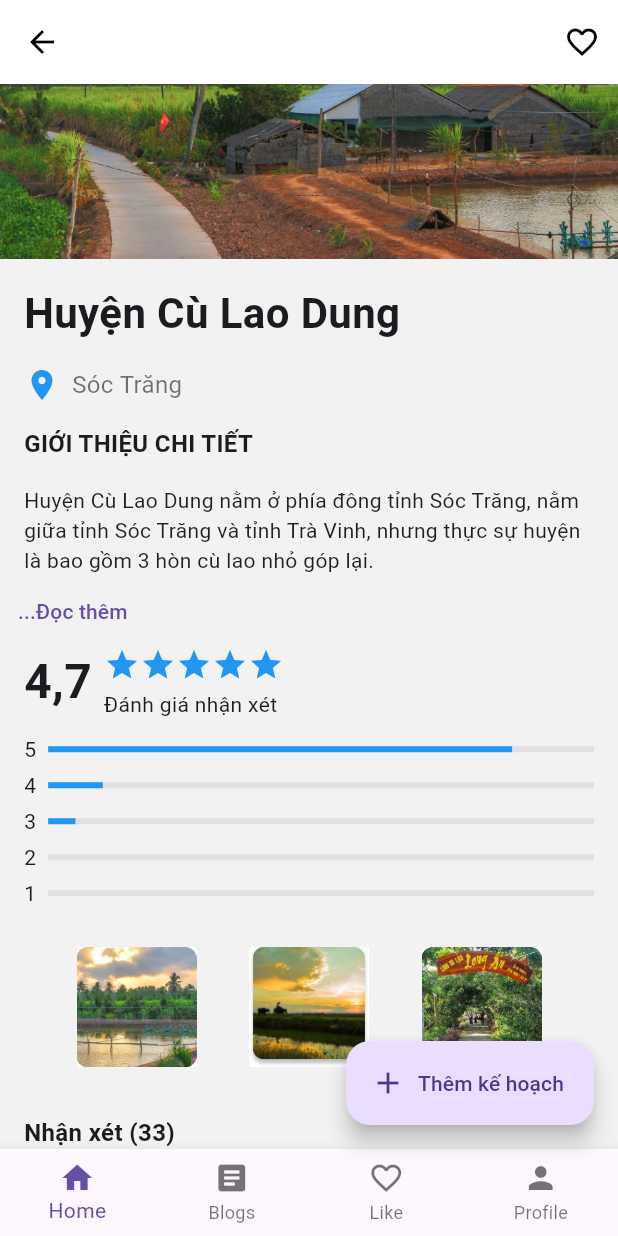
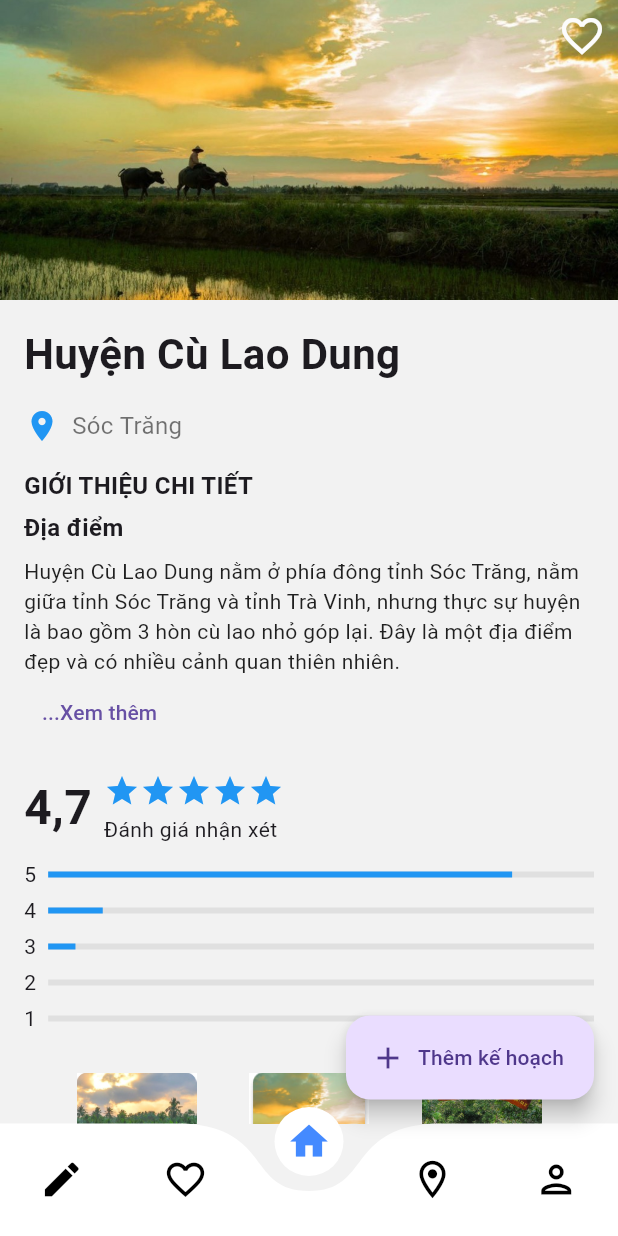
Before and after one commit to Project-TravelVietNam/travelVN_app, a Flutter app: the Detail screen opened directly, on a phone screen of 412 x 824 dp. Run offline on Flutter 3.47's test engine with Material 3 defaults, Android fonts, the light colour scheme and no system bars; drawn by our look-alikes of curved_navigation_bar; our stand-ins replace cloud_firestore, firebase_auth, firebase_core, table_calendar; accounts and stored records are empty; Roboto replaces fonts that are missing (Misans).

Commit message:
Cap nhat code detail

```diff
--- a/lib/screens/detail.dart
+++ b/lib/screens/detail.dart
@@ -1,45 +1,64 @@
 import 'package:flutter/material.dart';
+import 'package:travelvn/widgets/home_bottom_bar.dart';
 
-// void main() {
-//   runApp(Detail());
-// }
+class Detail extends StatefulWidget {
+  const Detail({super.key});
 
-// class Detail extends StatelessWidget {
-//   const Detail({super.key});
-//   @override
-//   Widget build(BuildContext context) {
-//     return MaterialApp(
-//       debugShowCheckedModeBanner: false,
-//       home: MyHomePage(),
-//     );
-//   }
-// }
 
-class Detail extends StatelessWidget {
-  const Detail({super.key});
+
+
+  @override
+  _DetailState createState() => _DetailState();
+}
+
+class _DetailState extends State<Detail> {
+  bool isExpanded = false; // Biến để lưu trạng thái xem thêm
+
   @override
   Widget build(BuildContext context) {
     return Scaffold(
-      appBar: AppBar(
-        backgroundColor: Colors.white,
-        elevation: 0,
-        leading: IconButton(
-          icon: Icon(Icons.arrow_back, color: Colors.black),
-          onPressed: () {},
-        ),
-        actions: [
-          IconButton(
-            icon: Icon(Icons.favorite_border, color: Colors.black),
-            onPressed: () {},
-          ),
-        ],
-      ),
+      // appBar: AppBar(
+      //   backgroundColor: Colors.white,
+      //   elevation: 0,
+      //   leading: IconButton(
+      //     icon: Icon(Icons.arrow_back, color: Colors.black),
+      //     onPressed: () {},
+      //   ),
+      //   actions: [
+      //     IconButton(
+      //       icon: Icon(Icons.favorite_border, color: Colors.black),
+      //       onPressed: () {},
+      //     ),
+      //   ],
+      // ),
       body: SingleChildScrollView(
         child: Column(
           crossAxisAlignment: CrossAxisAlignment.start,
           children: [
-
-            Image.asset('assets/images/anhdau.png', fit: BoxFit.cover),
+            Stack(
+              children: [
+                Image.asset(
+                  'assets/images/anhdau1.png',
+                  fit: BoxFit.cover,
+                  width: double.infinity,
+                  height: 200,
+                ),
+                Positioned(
+                  top: 8,
+                  right: 8,
+                  child: GestureDetector(
+                    onTap: () {
+                      print('Đã nhấn yêu thích');
+                    },
+                    child: Icon(
+                      Icons.favorite_border,
+                      color: const Color.fromARGB(255, 252, 252, 252),
+                      size: 32,
+                    ),
+                  ),
+                ),
+              ],
+            ),
             Padding(
               padding: const EdgeInsets.all(16.0),
               child: Text(
@@ -62,21 +81,73 @@ class Detail extends StatelessWidget {
             ),
             Padding(
               padding: const EdgeInsets.all(16.0),
-              child: Text(
+              child: Column(
+                crossAxisAlignment: CrossAxisAlignment.start,
+                children: [
+                  Text(
                     'GIỚI THIỆU CHI TIẾT',
                     style: TextStyle(fontSize: 16, fontWeight: FontWeight.bold),
                   ),
+                  SizedBox(height: 5),
+                  Text(
+                    'Địa điểm',
+                    style: TextStyle(fontSize: 16, fontWeight: FontWeight.bold),
                   ),
-            Padding(
-              padding: const EdgeInsets.symmetric(horizontal: 16.0),
-              child: Text(
-                'Huyện Cù Lao Dung nằm ở phía đông tỉnh Sóc Trăng, nằm giữa tỉnh Sóc Trăng và tỉnh Trà Vinh, nhưng thực sự huyện là bao gồm 3 hòn cù lao nhỏ góp lại.',
+                  SizedBox(height: 8),
+                  Text(
+                    'Huyện Cù Lao Dung nằm ở phía đông tỉnh Sóc Trăng, nằm giữa tỉnh Sóc Trăng và tỉnh Trà Vinh, nhưng thực sự huyện là bao gồm 3 hòn cù lao nhỏ góp lại. Đây là một địa điểm đẹp và có nhiều cảnh quan thiên nhiên.',
                     style: TextStyle(fontSize: 14, color: Colors.black87),
                   ),
+                  if (isExpanded) ...[
+                    SizedBox(height: 8),
+                    Text(
+                      'Lịch sử',
+                      style: TextStyle(fontSize: 16, fontWeight: FontWeight.bold),
                     ),
+                    SizedBox(height: 8),
+                    Text(
+                      'Trước năm 2002, huyện Cù Lao Dung thuộc huyện Long Phú, tỉnh Sóc Trăng. Ngày 11 tháng 1 năm 2002, Chính phủ ban hành Nghị định thành lập huyện Cù Lao Dung...',
+                      style: TextStyle(fontSize: 14, color: Colors.black87),
+                    ),
+                    SizedBox(height: 8),
+                    Text(
+                      'Văn Hóa ẩm thực',
+                      style: TextStyle(fontSize: 16, fontWeight: FontWeight.bold),
+                    ),
+                    SizedBox(height: 8),
+                    Text(
+                      'Huyện Cù Lao Dung có nền văn hóa ẩm thực phong phú với nhiều món ăn đặc trưng của vùng đồng bằng sông Cửu Long.',
+                      style: TextStyle(fontSize: 14, color: Colors.black87),
+                    ),
+                    SizedBox(height: 8),
+                    Text(
+                      'Địa điểm nổi bật',
+                      style: TextStyle(fontSize: 16, fontWeight: FontWeight.bold),
+                    ),
+                    SizedBox(height: 8),
+                    SingleChildScrollView(
+                      scrollDirection: Axis.horizontal,
+                      child: Row(
+                        children: [
+                          buildImageTile('assets/images/anh1.png', 'Đền thờ Bác Hồ'),
+                          SizedBox(width: 8),
+                          buildImageTile('assets/images/anh2.png', 'Cầu Mỹ Thuận'),
+                          SizedBox(width: 8),
+                          buildImageTile('assets/images/anh3.png', 'Chợ nổi Cái Răng'),
+                        ],
+                      ),
+                    ),
+                  ],
                   TextButton(
-              onPressed: () {},
-              child: Text('...Đọc thêm'),
+                    onPressed: () {
+                      setState(() {
+                        isExpanded = !isExpanded;
+                      });
+                    },
+                    child: Text(isExpanded ? 'Thu gọn' : '...Xem thêm'),
+                  ),
+                ],
+              ),
             ),
             Padding(
               padding: const EdgeInsets.symmetric(horizontal: 16.0),
@@ -150,33 +221,35 @@ class Detail extends StatelessWidget {
           ],
         ),
       ),
-      bottomNavigationBar: BottomNavigationBar(
-        type: BottomNavigationBarType.fixed,
-        items: [
-          BottomNavigationBarItem(
-            icon: Icon(Icons.home),
-            label: 'Home',
-          ),
-          BottomNavigationBarItem(
-            icon: Icon(Icons.article),
-            label: 'Blogs',
-          ),
-          BottomNavigationBarItem(
-            icon: Icon(Icons.favorite_border),
-            label: 'Like',
-          ),
-          BottomNavigationBarItem(
-            icon: Icon(Icons.person),
-            label: 'Profile',
-          ),
-        ],
-      ),
+      // bottomNavigationBar: BottomNavigationBar(
+      //   type: BottomNavigationBarType.fixed,
+      //   items: [
+      //     BottomNavigationBarItem(
+      //       icon: Icon(Icons.home),
+      //       label: 'Home',
+      //     ),
+      //     BottomNavigationBarItem(
+      //       icon: Icon(Icons.article),
+      //       label: 'Blogs',
+      //     ),
+      //     BottomNavigationBarItem(
+      //       icon: Icon(Icons.favorite_border),
+      //       label: 'Like',
+      //     ),
+      //     BottomNavigationBarItem(
+      //       icon: Icon(Icons.person),
+      //       label: 'Profile',
+      //     ),
+      //   ],
+      // ),
         floatingActionButton: FloatingActionButton.extended(
     onPressed: () {},
     label: Text('Thêm kế hoạch'),
     icon: Icon(Icons.add),
   ),
-    );
+  bottomNavigationBar: HomeBottomBar(), // Sử dụng HomeBottomBar ở đây
+)
+    ;
   }
 
   Widget buildRatingRow(int starCount, double progress) {
@@ -198,39 +271,73 @@ class Detail extends StatelessWidget {
     );
   }
 
-  Widget buildCommentSection(String name, String time, String avatar, int rating, String comment) {
+  Widget buildCommentSection(String name, String time, String avatarPath, int rating, String comment) {
     return Padding(
-      padding: const EdgeInsets.symmetric(vertical: 8.0, horizontal: 16.0),
+      padding: const EdgeInsets.all(16.0),
+      child: Row(
+        crossAxisAlignment: CrossAxisAlignment.start,
+        children: [
+          ClipOval(
+            child: Image.asset(
+              avatarPath,
+              width: 40,
+              height: 40,
+              fit: BoxFit.cover,
+            ),
+          ),
+          SizedBox(width: 8),
+          Expanded(
             child: Column(
               crossAxisAlignment: CrossAxisAlignment.start,
               children: [
-          ListTile(
-            leading: CircleAvatar(
-              backgroundImage: AssetImage(avatar),
+                Row(
+                  children: [
+                    Text(
+                      name,
+                      style: TextStyle(fontWeight: FontWeight.bold),
                     ),
-            title: Text(name),
-            subtitle: Text(time),
-            trailing: Row(
-              mainAxisSize: MainAxisSize.min,
+                    SizedBox(width: 8),
+                    Text(
+                      time,
+                      style: TextStyle(color: Colors.black54),
+                    ),
+                  ],
+                ),
+                SizedBox(height: 4),
+                Row(
                   children: List.generate(rating, (index) {
-                return Icon(Icons.star, color: Colors.blue, size: 16);
-              }),
+                    return Icon(Icons.star, color: Colors.blue);
+                  })..addAll(List.generate(5 - rating, (index) {
+                    return Icon(Icons.star_border, color: Colors.blue);
+                  })),
+                ),
+                SizedBox(height: 4),
+                Text(comment),
+              ],
             ),
           ),
-          Padding(
-            padding: const EdgeInsets.symmetric(horizontal: 16.0),
-            child: Text(comment),
-          ),
-          Padding(
-            padding: const EdgeInsets.symmetric(horizontal: 16.0, vertical: 4.0),
-            child: TextButton(
-              onPressed: () {},
-              child: Text('Trả lời', style: TextStyle(color: Colors.blue)),
-            ),
-          ),
-          Divider(),
         ],
       ),
     );
   }
+
+  Widget buildImageTile(String imagePath, String title) {
+    return Column(
+      children: [
+        ClipRRect(
+          borderRadius: BorderRadius.circular(8.0),
+          child: Image.asset(
+            imagePath,
+            width: 100,
+            height: 100,
+            fit: BoxFit.cover,
+          ),
+        ),
+        SizedBox(height: 4),
+        Text(title, style: TextStyle(fontSize: 12)),
+      ],
+
+    );
+
   }
+}
```
Also changed, not shown: lib/screens/details_Location.dart (added, +259 -0 lines), lib/screens/onboarding_screen.dart (+14 -1 lines), assets/images/anhdau1.png (added), assets/images/detailL.png (added), lib/screens/auth/sign_up.dart (line endings or trailing spaces). Lines whose indentation alone changed are shown as unchanged.
